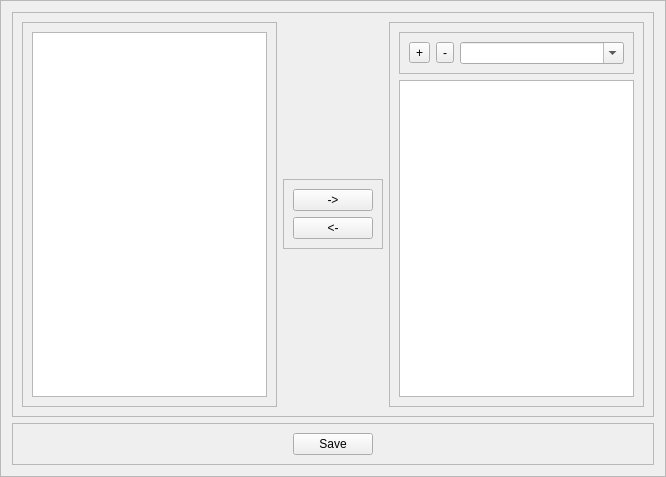
The window that librecad/src/ui/generic/customtoolbarcreator.ui (LibreCAD/LibreCAD) describes before a commit, drawn with Qt 5.
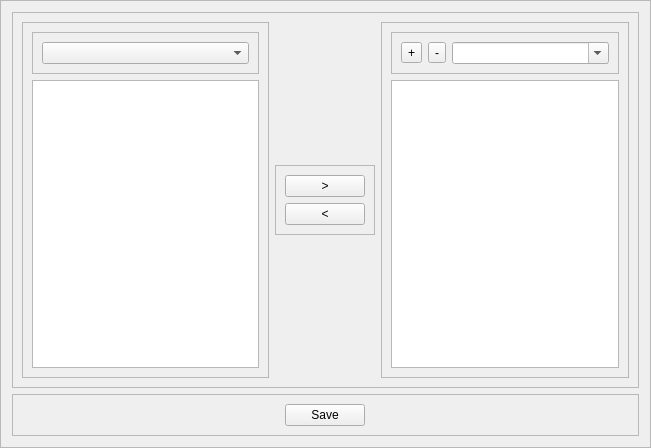
The same window after the commit. Custom widgets are drawn as their Qt base class.

Commit message: added categories to the toolbar creator; #631

What changed in the file:
```diff
--- a/librecad/src/ui/generic/customtoolbarcreator.ui
+++ b/librecad/src/ui/generic/customtoolbarcreator.ui
@@ -6,8 +6,8 @@
    <rect>
     <x>0</x>
     <y>0</y>
-    <width>666</width>
-    <height>477</height>
+    <width>651</width>
+    <height>448</height>
    </rect>
   </property>
   <property name="windowTitle">
@@ -38,6 +38,21 @@
          <enum>QFrame::Raised</enum>
         </property>
         <layout class="QVBoxLayout" name="verticalLayout_2">
+         <item>
+          <widget class="QFrame" name="frame_6">
+           <property name="frameShape">
+            <enum>QFrame::StyledPanel</enum>
+           </property>
+           <property name="frameShadow">
+            <enum>QFrame::Raised</enum>
+           </property>
+           <layout class="QHBoxLayout" name="horizontalLayout_4">
+            <item>
+             <widget class="QComboBox" name="categories_combobox"/>
+            </item>
+           </layout>
+          </widget>
+         </item>
          <item>
           <widget class="ActionList" name="offered_actions"/>
          </item>
@@ -46,6 +61,12 @@
       </item>
       <item alignment="Qt::AlignHCenter|Qt::AlignVCenter">
        <widget class="QFrame" name="frame_5">
+        <property name="sizePolicy">
+         <sizepolicy hsizetype="Maximum" vsizetype="Maximum">
+          <horstretch>0</horstretch>
+          <verstretch>0</verstretch>
+         </sizepolicy>
+        </property>
         <property name="frameShape">
          <enum>QFrame::StyledPanel</enum>
         </property>
@@ -62,14 +83,32 @@
             </sizepolicy>
            </property>
            <property name="text">
-            <string>-&gt;</string>
+            <string>&gt;</string>
+           </property>
+           <property name="iconSize">
+            <size>
+             <width>32</width>
+             <height>32</height>
+            </size>
            </property>
           </widget>
          </item>
          <item>
           <widget class="QPushButton" name="remove_button">
+           <property name="sizePolicy">
+            <sizepolicy hsizetype="Minimum" vsizetype="Fixed">
+             <horstretch>0</horstretch>
+             <verstretch>0</verstretch>
+            </sizepolicy>
+           </property>
            <property name="text">
-            <string>&lt;-</string>
+            <string>&lt;</string>
+           </property>
+           <property name="iconSize">
+            <size>
+             <width>32</width>
+             <height>32</height>
+            </size>
            </property>
           </widget>
          </item>
```
The commit also changes 11 other files.
